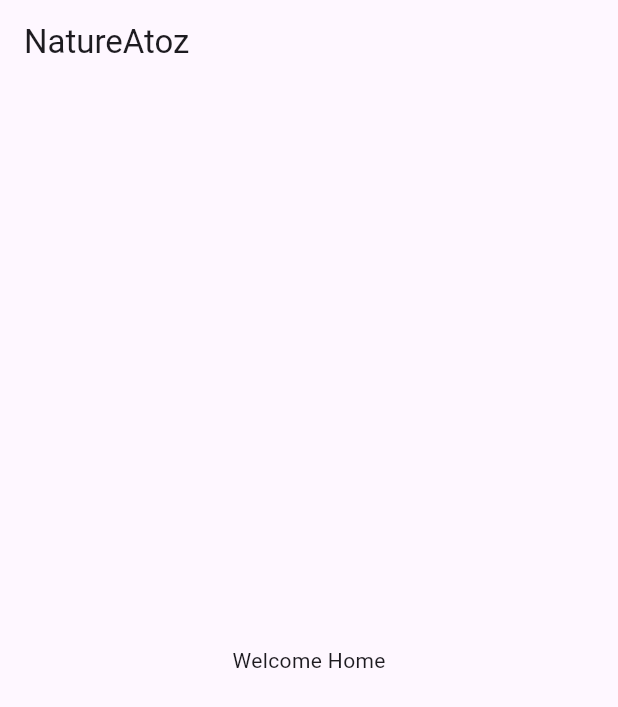
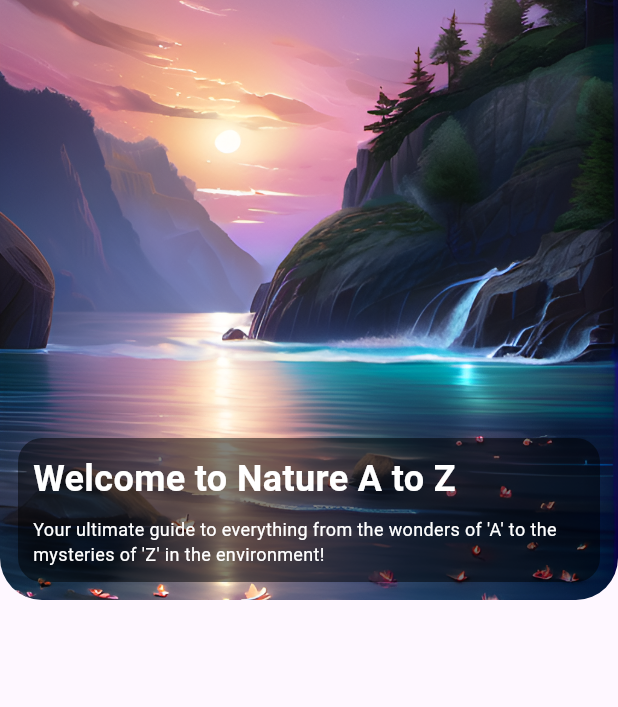
Before and after one commit to gusperandio/nature_flutter, a Flutter app: the screen it shows after launch, after a tap on "Start", on a phone screen of 412 x 824 dp. Shown: the top 707 px of the screen. Run offline on Flutter 3.47's test engine with Material 3 defaults, Android fonts, the phone set to English and light mode, and no system bars; our stand-ins replace flutter_svg.

Commit message:
Splash implemented

```diff
--- a/lib/main.dart
+++ b/lib/main.dart
@@ -1,18 +1,10 @@
 import 'package:flutter/material.dart';
-import 'package:natureatoz/screens/home_screen.dart';
-import 'package:natureatoz/screens/splash_screen.dart';
+import 'package:natureatoz/pages/splash_screen.dart';
+import 'package:natureatoz/providers/language_provider.dart';
+import 'package:provider/provider.dart';
 
 void main() {
-  runApp(MyApp());
-}
-
-class AppSettings extends ChangeNotifier {
-  String language = 'Portuguese';
-
-  void setLanguage(String newLanguage) {
-    language = newLanguage;
-    notifyListeners();
-  }
+  runApp(const MyApp());
 }
 
 class MyApp extends StatelessWidget {
@@ -20,9 +12,13 @@ class MyApp extends StatelessWidget {
 
   @override
   Widget build(BuildContext context) {
-    return const MaterialApp(
-      debugShowCheckedModeBanner: false,
-      home: SplashScreen(),
-    );
+    return MultiProvider(
+        providers: [
+          ChangeNotifierProvider(create: (context) => LanguageProvider())
+        ],
+        child: const MaterialApp(
+          debugShowCheckedModeBanner: false,
+          home: SplashScreen(),
+        ));
   }
 }
--- /dev/null
+++ b/lib/pages/home_screen.dart
@@ -0,0 +1,104 @@
+import 'package:flutter/material.dart';
+import 'package:flutter/services.dart';
+import 'package:natureatoz/providers/language_provider.dart';
+import 'package:provider/provider.dart';
+import 'dart:math';
+// class HomeScreen extends StatefulWidget {
+//   const HomeScreen({super.key});
+
+//   @override
+//   State<HomeScreen> createState() => _HomeScreenState();
+// }
+
+// class _HomeScreenState extends State<HomeScreen> {
+//   @override
+//   Widget build(BuildContext context) {
+//     return const Placeholder();
+//   }
+// }
+
+class HomeScreen extends StatelessWidget {
+  const HomeScreen({super.key});
+
+  @override
+  Widget build(BuildContext context) {
+    SystemChrome.setEnabledSystemUIMode(SystemUiMode.immersive);
+    var rng = Random();
+    String wpp = '';
+    switch (rng.nextInt(3)) {
+      case 0:
+        wpp = 'assets/wpp1.png';
+        break;
+      case 1:
+        wpp = 'assets/wpp2.png';
+        break;
+      default:
+        wpp = 'assets/wpp3.png';
+        break;
+    }
+
+    final language = context.watch<LanguageProvider>().language;
+    return Scaffold(
+      body: Column(
+        children: [
+          Stack(
+            children: [
+              Container(
+                height: 400,
+                width: double.infinity,
+                decoration: BoxDecoration(
+                  borderRadius: const BorderRadius.only(
+                    bottomLeft: Radius.circular(28),
+                    bottomRight: Radius.circular(28),
+                  ),
+                  image: DecorationImage(
+                    image: AssetImage(wpp),
+                    fit: BoxFit.cover,
+                  ),
+                ),
+              ),
+              Positioned(
+                bottom: 12,
+                left: 0,
+                right: 0,
+                child: Padding(
+                    padding: const EdgeInsets.symmetric(horizontal: 12),
+                    child: Container(
+                      padding: const EdgeInsets.all(10),
+                      decoration: BoxDecoration(
+                          borderRadius: BorderRadius.circular(16),
+                          color: Colors.black.withOpacity(0.5)),
+                      child: Column(
+                        crossAxisAlignment: CrossAxisAlignment.start,
+                        children: [
+                          Text(
+                            language == 'En-US'
+                                ? 'Welcome to Nature A to Z'
+                                : 'Bem-vindo a Nature de A a Z',
+                            style: const TextStyle(
+                              color: Colors.white,
+                              fontSize: 24,
+                              fontWeight: FontWeight.bold,
+                            ),
+                          ),
+                          const SizedBox(height: 8),
+                          Text(
+                            language == 'En-US'
+                                ? "Your ultimate guide to everything from the wonders of 'A' to the mysteries of 'Z' in the environment!"
+                                : "Seu guia definitivo para tudo, desde as maravilhas do 'A' até os mistérios do 'Z' no ambiente!",
+                            style: const TextStyle(
+                              color: Colors.white,
+                              fontSize: 12,
+                            ),
+                          ),
+                        ],
+                      ),
+                    )),
+              ),
+            ],
+          ),
+        ],
+      ),
+    );
+  }
+}
--- a/lib/screens/splash_screen.dart
+++ b/lib/pages/splash_screen.dart
@@ -1,7 +1,9 @@
 import 'package:flutter/material.dart';
 import 'package:flutter/services.dart';
-import 'package:natureatoz/screens/home_screen.dart';
+import 'package:natureatoz/pages/home_screen.dart';
 import 'package:flutter_svg/flutter_svg.dart';
+import 'package:natureatoz/providers/language_provider.dart';
+import 'package:provider/provider.dart';
 
 class SplashScreen extends StatefulWidget {
   const SplashScreen({Key? key}) : super(key: key);
@@ -28,7 +30,6 @@ final Widget brazil = Image.asset(
 
 class _SplashScreenState extends State<SplashScreen>
     with SingleTickerProviderStateMixin {
-
   String selectedItem = 'English';
   String selectedLanguage = 'En-US';
   late AnimationController _controller;
@@ -80,6 +81,14 @@ class _SplashScreenState extends State<SplashScreen>
         overlays: SystemUiOverlay.values);
     _controller.dispose();
     super.dispose();
+  }
+
+  void navigateToHomeScreen(BuildContext context) {
+    context
+        .read<LanguageProvider>()
+        .changeLanguage(newLanguage: selectedLanguage);
+    Navigator.of(context)
+        .pushReplacement(MaterialPageRoute(builder: (_) => const HomeScreen()));
   }
 
   @override
@@ -175,9 +184,7 @@ class _SplashScreenState extends State<SplashScreen>
                             backgroundColor: const Color(0xFFFFBD16),
                           ),
                           onPressed: () {
-                            Navigator.of(context).pushReplacement(
-                                MaterialPageRoute(
-                                    builder: (_) => const HomeScreen()));
+                            navigateToHomeScreen(context);
                           },
                           child: Text(
                               selectedLanguage == 'En-US' ? 'Start' : 'Iniciar',
--- /dev/null
+++ b/lib/providers/language_provider.dart
@@ -0,0 +1,16 @@
+import 'package:flutter/material.dart';
+
+class LanguageProvider extends ChangeNotifier {
+  String language;
+
+  LanguageProvider({
+    this.language = "En-US",
+  });
+
+  void changeLanguage({
+    required String newLanguage,
+  }) async {
+     language = newLanguage;
+     notifyListeners();
+  }
+}
--- a/lib/screens/home_screen.dart
+++ /dev/null
@@ -1,17 +0,0 @@
-import 'package:flutter/material.dart';
-
-class HomeScreen extends StatelessWidget{
-  const HomeScreen({super.key});
-
-  @override
-  Widget build(BuildContext context){
-    return Scaffold(
-      appBar: AppBar(
-        title: const Text('NatureAtoz'),
-      ),
-      body: const Center(
-        child: Text('Welcome Home'),
-      ),
-    );
-  }
-}
--- a/pubspec.yaml
+++ b/pubspec.yaml
@@ -65,6 +65,12 @@ flutter:
     - assets/states.png
     - assets/brazil.png
     - assets/arrow-down.svg
+    - assets/flor.jpg
+    - assets/periodic.jpg
+    - assets/wpp1.png
+    - assets/wpp2.png
+    - assets/wpp3.png
+    - assets/globo.jpg
   #   - images/a_dot_ham.jpeg
 
   # An image asset can refer to one or more resolution-specific "variants", see
```
Also changed, not shown: assets/flor.jpg (added), assets/globo.jpg (added), assets/periodic.jpg (added), assets/wpp1.png (added), assets/wpp2.png (added), assets/wpp3.png (added).
